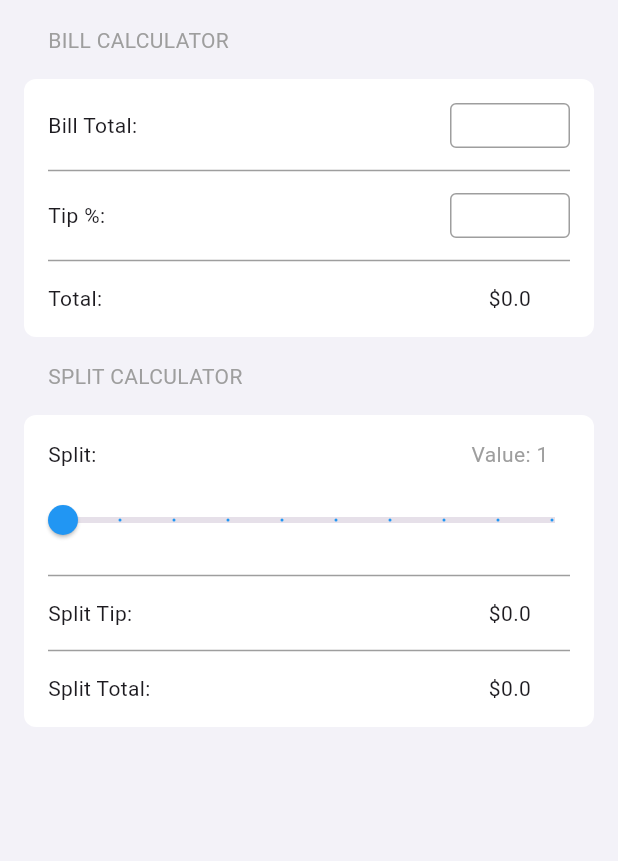
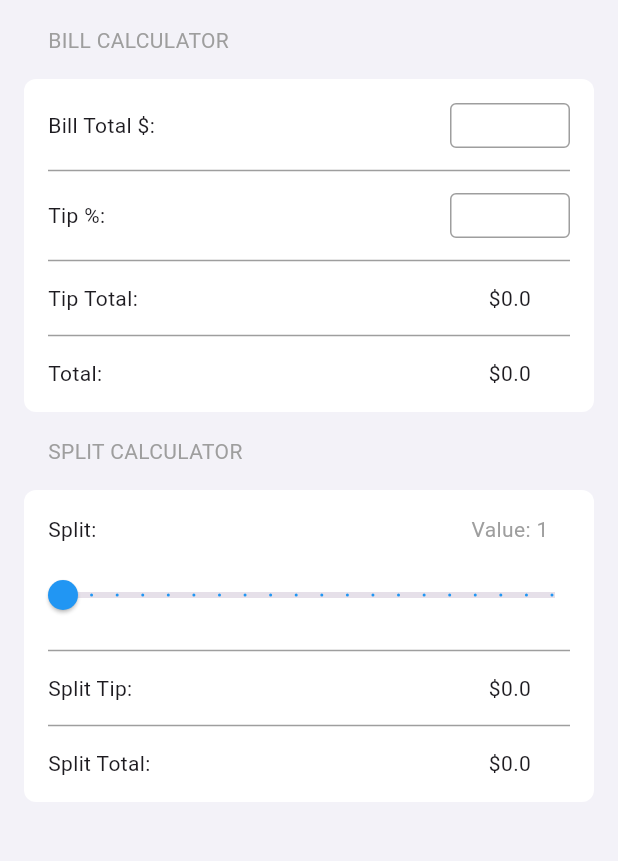
Before and after one commit to abdymazhittoretay/tip_calculator, a Flutter app: the screen it shows after launch, on a phone screen of 412 x 824 dp, the part 59-920 px from its top. Run offline on Flutter 3.47's test engine with Material 3 defaults, Android fonts, the phone set to English and light mode, and no system bars.

Commit message:
added tipTotal and changed max value in the slider

```diff
--- a/lib/components/bill_calculator.dart
+++ b/lib/components/bill_calculator.dart
@@ -9,6 +9,7 @@ class BillCalculator extends StatelessWidget {
   final dynamic billValue;
   final dynamic tipPercent;
   final double totalValue;
+  final double tipValue;
 
   final VoidCallback saveBIll;
   final VoidCallback saveTip;
@@ -19,6 +20,7 @@ class BillCalculator extends StatelessWidget {
       required this.tipController,
       required this.billValue,
       required this.tipPercent,
+      required this.tipValue,
       required this.totalValue,
       required this.saveBIll,
       required this.saveTip});
@@ -44,6 +46,11 @@ class BillCalculator extends StatelessWidget {
             height: 30,
             color: Colors.grey,
           ),
+          tipTotal(),
+          Divider(
+            height: 30,
+            color: Colors.grey,
+          ),
           total()
         ],
       ),
@@ -54,7 +61,7 @@ class BillCalculator extends StatelessWidget {
     return Row(
       mainAxisAlignment: MainAxisAlignment.spaceBetween,
       children: [
-        Text('Bill Total:'),
+        Text('Bill Total \$:'),
         SizedBox(
           width: 80,
           height: 30,
@@ -114,6 +121,25 @@ class BillCalculator extends StatelessWidget {
     );
   }
 
+  Widget tipTotal() {
+    return Row(
+      mainAxisAlignment: MainAxisAlignment.spaceBetween,
+      children: [
+        Text('Tip Total:'),
+        SizedBox(
+          width: 80,
+          child: Text(
+            double.tryParse(billValue) != null &&
+                    double.tryParse(tipPercent) != null
+                ? "\$${tipValue.toStringAsFixed(2)}"
+                : "\$0.0",
+            textAlign: TextAlign.center,
+          ),
+        )
+      ],
+    );
+  }
+
   Widget total() {
     return Row(
       mainAxisAlignment: MainAxisAlignment.spaceBetween,
--- a/lib/components/split_calculator.dart
+++ b/lib/components/split_calculator.dart
@@ -51,8 +51,8 @@ class SplitCalculator extends StatelessWidget {
             inactiveColor: Colors.grey[30],
             label: currentSliderValue.round().toString(),
             min: 1,
-            max: 10,
-            divisions: 9,
+            max: 20,
+            divisions: 19,
             value: currentSliderValue,
             onChanged: onChanged,
           ),
--- a/lib/pages/home_page.dart
+++ b/lib/pages/home_page.dart
@@ -18,6 +18,7 @@ class _HomePageState extends State<HomePage> {
   dynamic _billValue = "";
   dynamic _tipPercent = "";
   double _totalValue = 0.0;
+  double _tipValue = 0.0;
 
   double _currentSliderValue = 1.0;
   String _splittedTip = "0.0";
@@ -53,6 +54,7 @@ class _HomePageState extends State<HomePage> {
               tipController: _tipController,
               billValue: _billValue,
               tipPercent: _tipPercent,
+              tipValue: _tipValue,
               totalValue: _totalValue,
               saveBIll: saveBIll,
               saveTip: saveTip,
@@ -79,8 +81,10 @@ class _HomePageState extends State<HomePage> {
   // Functions:
   void calculateTotal() {
     _totalValue = _billValue + (_billValue * (_tipPercent / 100));
-    _billValue = _billController.text;
-    _tipPercent = _tipController.text;
+  }
+
+  void calculateTip() {
+    _tipValue = _billValue * (_tipPercent / 100);
   }
 
   void saveBIll() {
@@ -91,6 +95,9 @@ class _HomePageState extends State<HomePage> {
         _billValue = double.parse(_billValue);
         _tipPercent = double.parse(_tipPercent);
         calculateTotal();
+        calculateTip();
+        _billValue = _billController.text;
+        _tipPercent = _tipController.text;
         splitTotal();
         splitTip();
       }
@@ -105,6 +112,9 @@ class _HomePageState extends State<HomePage> {
         _billValue = double.parse(_billValue);
         _tipPercent = double.parse(_tipPercent);
         calculateTotal();
+        calculateTip();
+        _billValue = _billController.text;
+        _tipPercent = _tipController.text;
         splitTotal();
         splitTip();
       }
```
